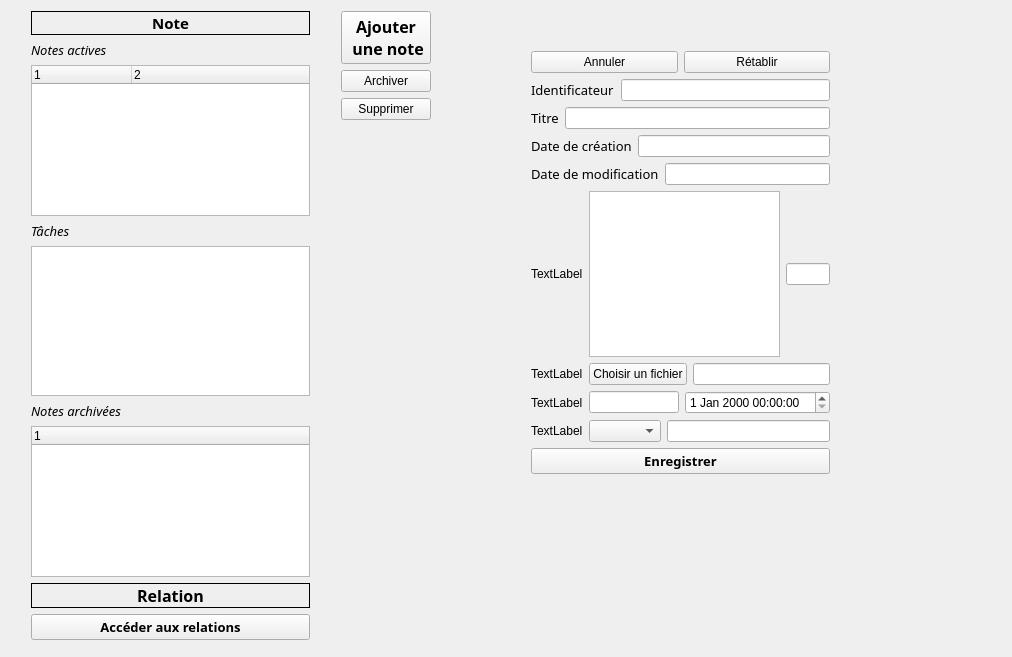
hugochabs/LO21_plurinotes, file PluriNotes/mainwindow.ui: the form before one commit.
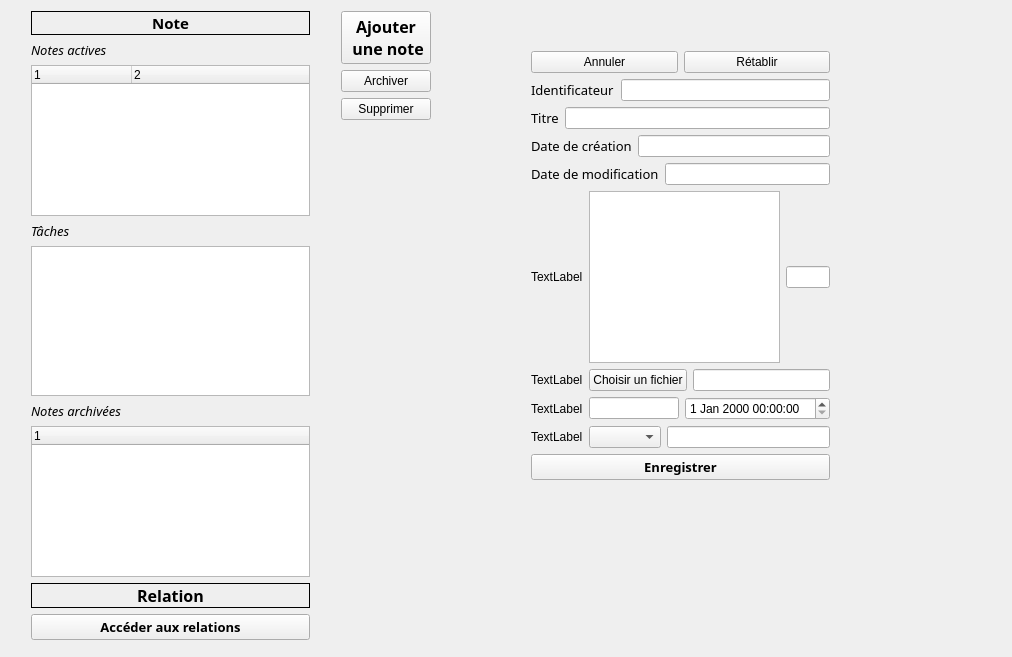
The form after the commit.

Patch:
```diff
--- a/PluriNotes/mainwindow.ui
+++ b/PluriNotes/mainwindow.ui
@@ -243,7 +243,7 @@
       <x>520</x>
       <y>40</y>
       <width>321</width>
-      <height>445</height>
+      <height>451</height>
      </rect>
     </property>
     <layout class="QVBoxLayout" name="verticalLayout_5">
```
Left out of the diff: 2 changed lines with no effect on the pictures.
